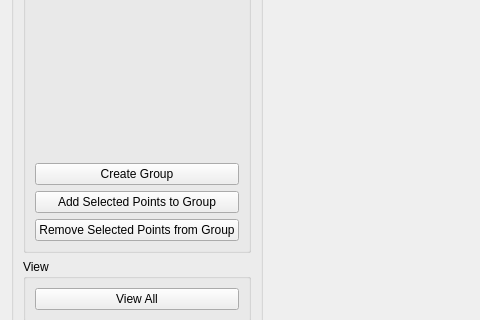
Before: the Qt Designer form mapclientplugins/pointcloudpartitionerstep/qt/pointcloudpartitionerwidget.ui in tsalemink/pointcloudpartitionerstep, drawn with Qt 5; both pictures show x 0 to 480 and y 226 to 546 of the 884 by 640 pixel window.
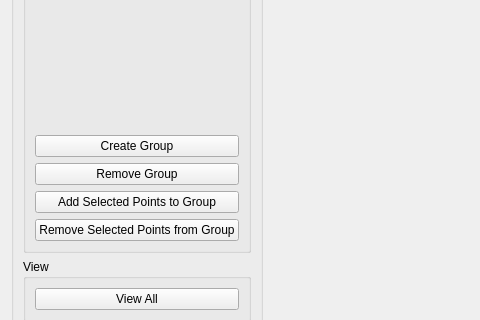
After: the same form once the commit is applied. Custom widgets are drawn as their Qt base class.

Commit message: Implement "Remove Group" button

Patch:
```diff
--- a/mapclientplugins/pointcloudpartitionerstep/qt/pointcloudpartitionerwidget.ui
+++ b/mapclientplugins/pointcloudpartitionerstep/qt/pointcloudpartitionerwidget.ui
@@ -55,6 +55,13 @@
            </property>
           </widget>
          </item>
+         <item>
+          <widget class="QPushButton" name="pushButtonRemoveGroup">
+           <property name="text">
+            <string>Remove Group</string>
+           </property>
+          </widget>
+         </item>
          <item>
           <widget class="QPushButton" name="pushButtonAddToGroup">
            <property name="text">
```
The commit also changes 3 other files.
